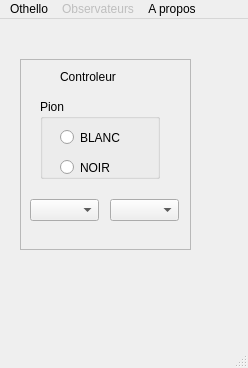
The window that OthelloQt/othelloqt.ui (befrost/OthelloQt) describes before a commit, drawn with Qt 5.
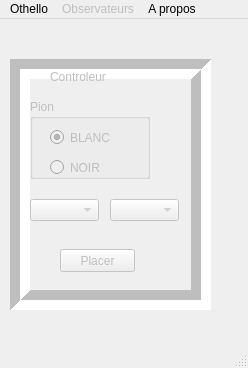
The same window after the commit.

```diff
--- a/OthelloQt/othelloqt.ui
+++ b/OthelloQt/othelloqt.ui
@@ -15,16 +15,19 @@
   </property>
   <widget class="QWidget" name="centralwidget">
    <widget class="QFrame" name="frame">
+    <property name="enabled">
+     <bool>false</bool>
+    </property>
     <property name="geometry">
      <rect>
-      <x>20</x>
+      <x>10</x>
       <y>40</y>
-      <width>171</width>
-      <height>191</height>
+      <width>201</width>
+      <height>251</height>
      </rect>
     </property>
     <property name="frameShape">
-     <enum>QFrame::StyledPanel</enum>
+     <enum>QFrame::Box</enum>
     </property>
     <property name="frameShadow">
      <enum>QFrame::Sunken</enum>
@@ -56,6 +59,9 @@
       <property name="text">
        <string>BLANC</string>
       </property>
+      <property name="checked">
+       <bool>true</bool>
+      </property>
      </widget>
      <widget class="QRadioButton" name="noir">
       <property name="geometry">
@@ -74,7 +80,7 @@
     <widget class="QComboBox" name="rangee">
      <property name="geometry">
       <rect>
-       <x>10</x>
+       <x>20</x>
        <y>140</y>
        <width>69</width>
        <height>22</height>
@@ -84,7 +90,7 @@
     <widget class="QComboBox" name="colonne">
      <property name="geometry">
       <rect>
-       <x>90</x>
+       <x>100</x>
        <y>140</y>
        <width>69</width>
        <height>22</height>
@@ -104,6 +110,19 @@
       <string>Controleur</string>
      </property>
     </widget>
+    <widget class="QPushButton" name="placer">
+     <property name="geometry">
+      <rect>
+       <x>50</x>
+       <y>190</y>
+       <width>75</width>
+       <height>23</height>
+      </rect>
+     </property>
+     <property name="text">
+      <string>Placer</string>
+     </property>
+    </widget>
    </widget>
   </widget>
   <widget class="QMenuBar" name="menubar">
```
